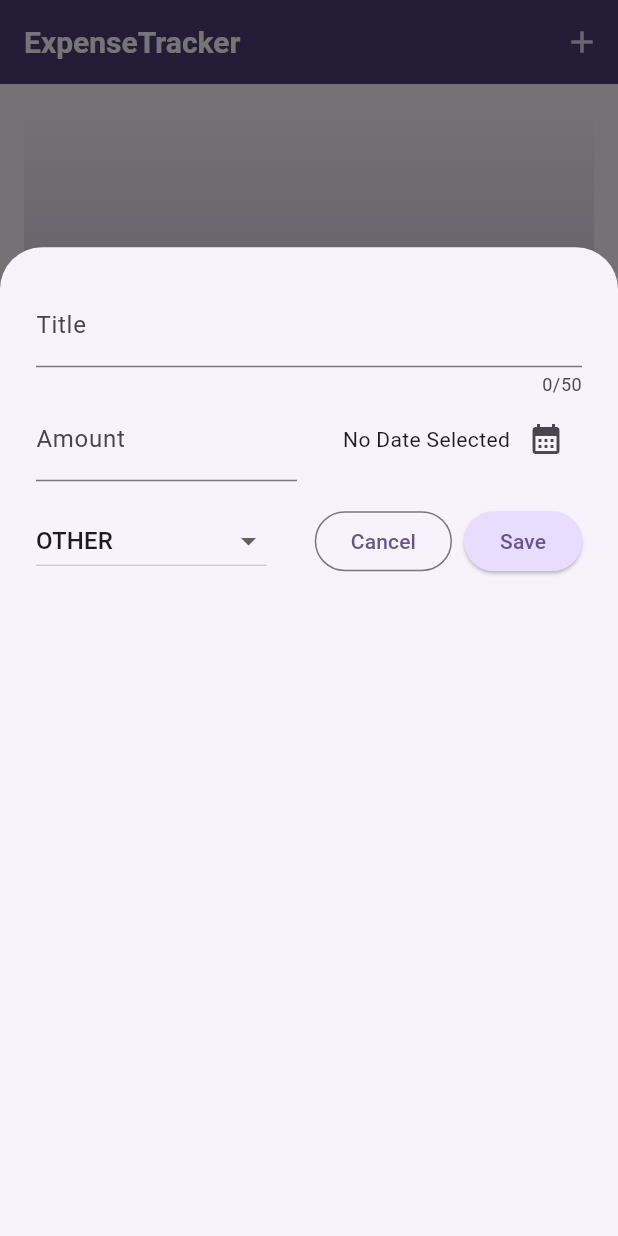
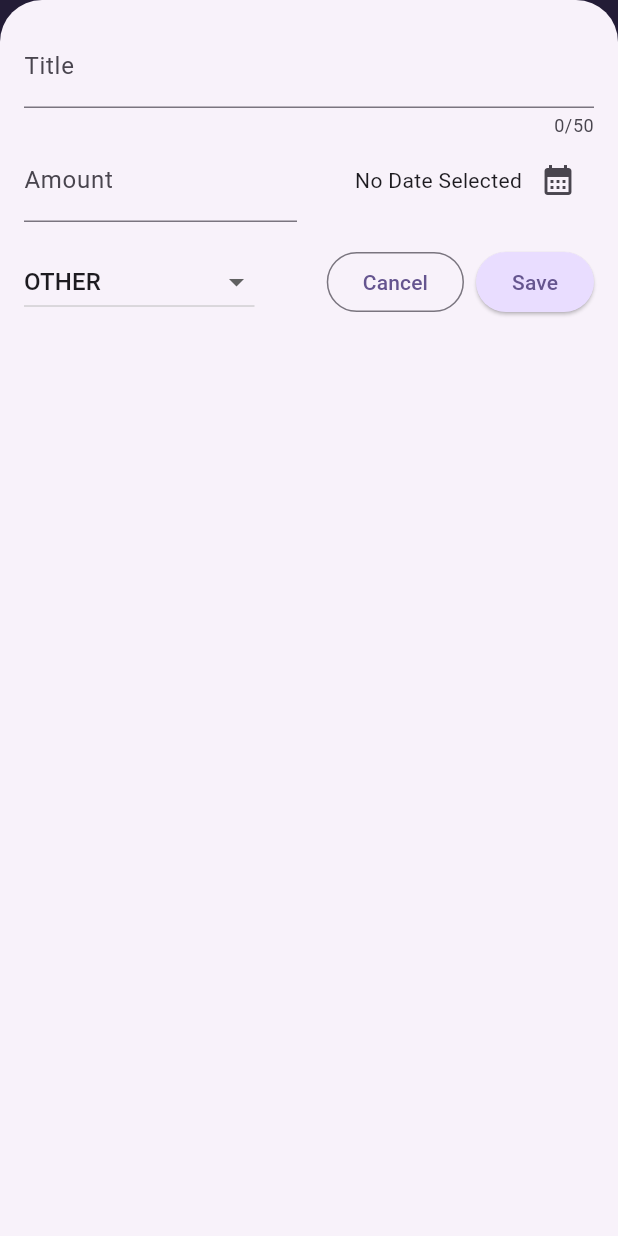
Before and after one commit to CokiNbbn/Expense-Tracker, a Flutter app: the screen it shows after launch, after a tap on the "add" icon, on a phone screen of 412 x 824 dp. Run offline on Flutter 3.47's test engine with Material 3 defaults, Android fonts, the phone set to English and light mode, and no system bars.

Commit message:
Fix landscape layout

```diff
--- a/lib/widget/expenses.dart
+++ b/lib/widget/expenses.dart
@@ -16,10 +16,11 @@ class _ExpensesState extends State<Expenses> {
 
   void _openAddExpenseOverlay() {
     showModalBottomSheet(
+      useSafeArea: true,
       isScrollControlled: true,
       context: context,
       builder: (ctx) => SizedBox(
-        height: MediaQuery.of(context).size.height * 0.8,
+        height: double.infinity,
         child: NewExpense(
           onAddExpense: _addExpense,
         ),
@@ -58,6 +59,8 @@ class _ExpensesState extends State<Expenses> {
 
   @override
   Widget build(BuildContext context) {
+    final width = MediaQuery.of(context).size.width;
+
     Widget mainContent = const Center(
       child: Text('No expenses found. Start adding some'),
     );
@@ -79,9 +82,20 @@ class _ExpensesState extends State<Expenses> {
           ),
         ],
       ),
-      body: Column(
+      body: width < 600
+          ? Column(
               children: [
                 Chart(expenses: _registeredExpenses),
+                Expanded(
+                  child: mainContent,
+                ),
+              ],
+            )
+          : Row(
+              children: [
+                Expanded(
+                  child: Chart(expenses: _registeredExpenses),
+                ),
                 Expanded(
                   child: mainContent,
                 ),
--- a/lib/widget/new_expense.dart
+++ b/lib/widget/new_expense.dart
@@ -77,8 +77,13 @@ class _NewExpenseState extends State<NewExpense> {
 
   @override
   Widget build(BuildContext context) {
-    return Padding(
-      padding: const EdgeInsets.all(24.0),
+    final keyboardSpace =  MediaQuery.of(context).viewInsets.bottom;
+
+    return SizedBox(
+      height: double.infinity,
+      child: SingleChildScrollView(
+        child: Padding(
+          padding: EdgeInsets.fromLTRB(16.0, 16.0, 16.0, keyboardSpace + 16.0),
           child: Column(
             children: [
               TextField(
@@ -157,6 +162,8 @@ class _NewExpenseState extends State<NewExpense> {
               ),
             ],
           ),
+        ),
+      ),
     );
   }
 }
```
Also changed, not shown: lib/main.dart (+7 -0 lines). Lines whose indentation alone changed are shown as unchanged.
